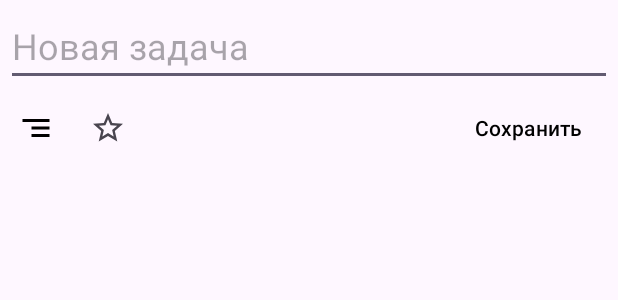
After one commit to ZavgorodnevAAl/GoogleTasks, an Android app: the layout bottom_sheet_fragment_create_task.xml on its own in the app's theme, with its tools: preview values and no code run, on a phone screen of 412 x 824 dp. The commit adds this screen. Shown: the top 300 px of the screen. Run offline under Robolectric (Android 15) with nearby library versions, the phone set to English and light mode, and no system bars.

Commit message:
Add bottom sheet layout for creating task

```diff
--- /dev/null
+++ b/app/src/main/res/drawable/ic_description.xml
@@ -0,0 +1,5 @@
+<vector android:autoMirrored="true" android:height="24dp"
+    android:tint="#000000" android:viewportHeight="24"
+    android:viewportWidth="24" android:width="24dp" xmlns:android="http://schemas.android.com/apk/res/android">
+    <path android:fillColor="@android:color/white" android:pathData="M9,18h12v-2L9,16v2zM3,6v2h18L21,6L3,6zM9,13h12v-2L9,11v2z"/>
+</vector>
--- /dev/null
+++ b/app/src/main/res/layout/bottom_sheet_fragment_create_task.xml
@@ -0,0 +1,63 @@
+<?xml version="1.0" encoding="utf-8"?>
+<LinearLayout
+    xmlns:android="http://schemas.android.com/apk/res/android"
+    android:orientation="vertical"
+    android:layout_width="match_parent"
+    android:layout_height="match_parent">
+
+    <EditText
+        android:id="@+id/title_edit_text"
+        android:layout_width="match_parent"
+        android:layout_height="wrap_content"
+        android:layout_margin="4dp"
+        android:hint="@string/create_task_hint"
+        android:textColor="@color/black"
+        android:textSize="24sp" />
+
+    <EditText
+        android:id="@+id/description_edit_text"
+        android:layout_width="match_parent"
+        android:layout_height="wrap_content"
+        android:hint="@string/description_hint"
+        android:textColor="@color/gray"
+        android:textSize="18sp"
+        android:visibility="gone"/>
+
+    <LinearLayout
+        android:layout_width="match_parent"
+        android:layout_height="wrap_content"
+        android:orientation="horizontal"
+        android:gravity="center_vertical">
+
+        <ImageButton
+            android:id="@+id/description_image_button"
+            android:layout_width="48dp"
+            android:layout_height="48dp"
+            android:src="@drawable/ic_description"
+            android:contentDescription="Добавить описание"
+            android:backgroundTint="#00FFFFFF"/>
+
+        <CheckBox
+            android:id="@+id/add_to_favorite_check_box"
+            android:layout_width="wrap_content"
+            android:layout_height="wrap_content"
+            android:button="@drawable/ic_star_border"
+            android:checked="false"/>
+
+        <Space
+            android:layout_width="0dp"
+            android:layout_height="wrap_content"
+            android:layout_weight="1"/>
+
+        <Button
+            android:id="@+id/save_task_button"
+            android:layout_width="wrap_content"
+            android:layout_height="wrap_content"
+            android:text="@string/save"
+            android:textColor="@color/black"
+            android:background="#00FFFFFF"/>
+
+
+    </LinearLayout>
+
+</LinearLayout>
--- a/app/src/main/res/values/strings.xml
+++ b/app/src/main/res/values/strings.xml
@@ -1,3 +1,6 @@
 <resources>
     <string name="app_name">GoogleTasks</string>
+    <string name="save">Сохранить</string>
+    <string name="create_task_hint">Новая задача</string>
+    <string name="description_hint">Добавьте дополнительную информацию</string>
 </resources>
```
